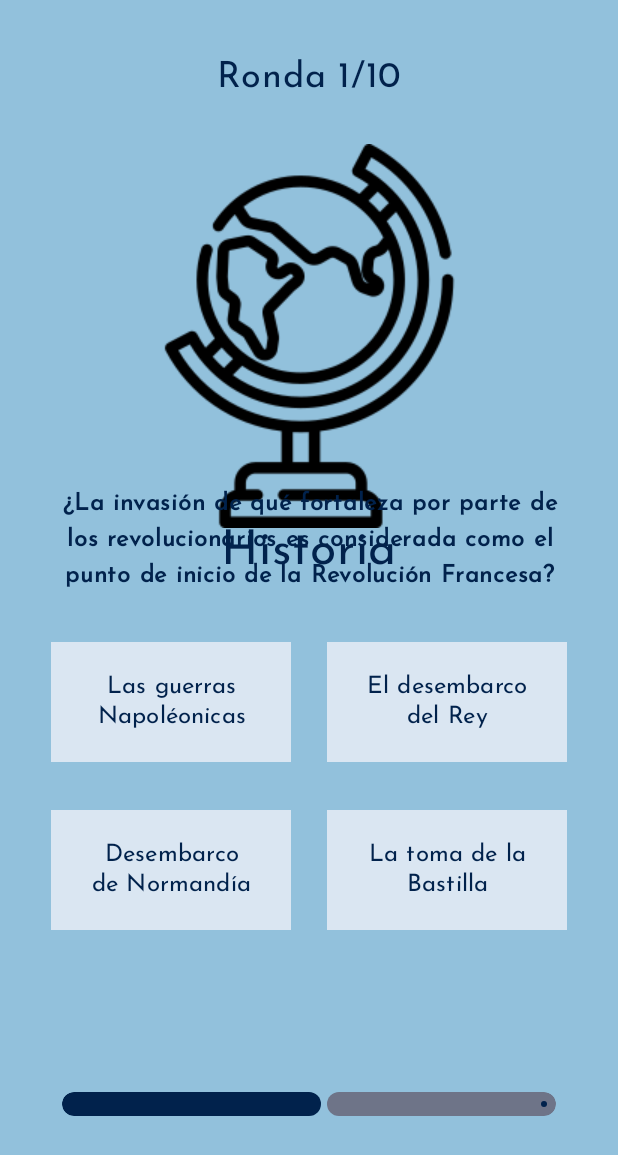
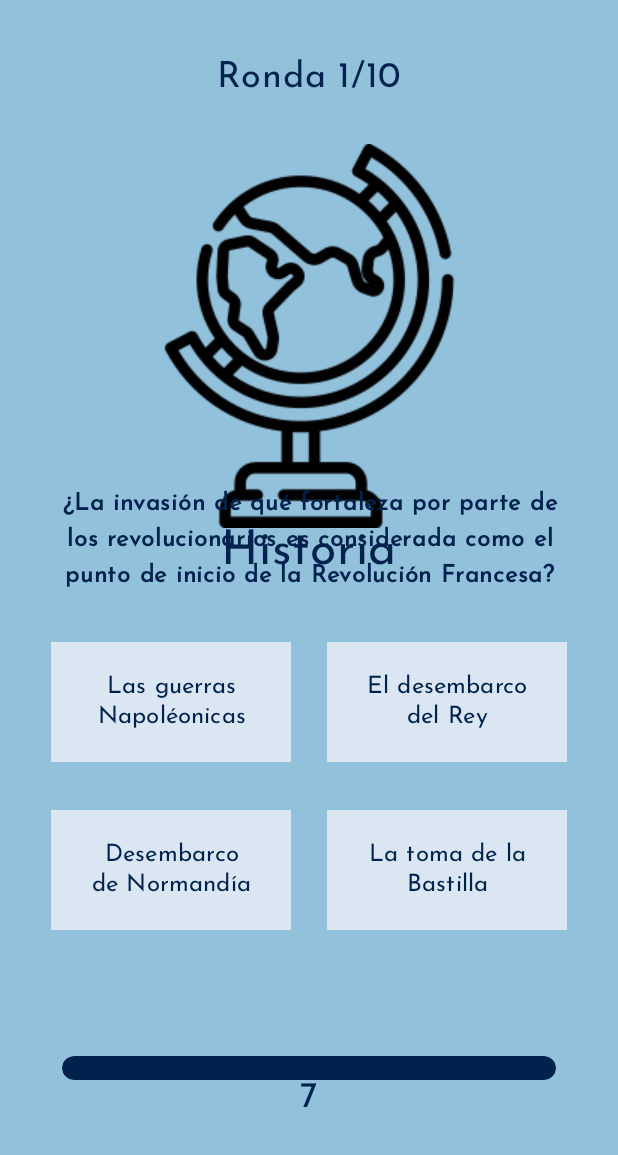
Before and after one commit to NicolasFlores7e7/TrivialNico, an Android app built with Jetpack Compose: the game screen opened through its navigation route, on a phone screen of 412 x 824 dp. Shown: the top 1155 px of the screen. Run offline under Robolectric (Android 15) with nearby library versions, the phone set to English and light mode, and no system bars.

Commit message:
wip casa

```diff
--- a/app/src/main/java/com/example/trivianico/view/Game.kt
+++ b/app/src/main/java/com/example/trivianico/view/Game.kt
@@ -203,8 +203,14 @@ fun Game(navController: NavController, myViewModel: MyViewModel, settings: Setti
                 .clip(
                     RoundedCornerShape(16.dp)
                 ),
-            progress = 0.5f,
+            progress = myViewModel.time.toFloat(),
             color = Color(0xFF01224C),
         )
+        Text(text = "${myViewModel.time}",
+            fontFamily = fonts,
+            fontSize = 24.sp,
+            color = Color(0xFF01224C)
+            )
     }
+    myViewModel.timer()
 }
--- a/app/src/main/java/com/example/trivianico/view/SettingsScren.kt
+++ b/app/src/main/java/com/example/trivianico/view/SettingsScren.kt
@@ -85,7 +85,7 @@ fun Settings(navController: NavController, myViewModel: MyViewModel, setting: Se
             Spacer(modifier = Modifier.width(32.dp))
             MyRadioButtons(fonts, setting)
         }
-        MySlider(fonts, setting,myViewModel)
+        MySlider(fonts, setting)
         Spacer(modifier = Modifier.height(32.dp))
         Row(verticalAlignment = Alignment.CenterVertically)
         {
@@ -232,7 +232,7 @@ fun MyRadioButtons(fonts: FontFamily, setting: Setting) {
 
 @OptIn(ExperimentalMaterial3Api::class)
 @Composable
-fun MySlider(fonts: FontFamily, setting: Setting, myViewModel: MyViewModel) {
+fun MySlider(fonts: FontFamily, setting: Setting) {
     var sliderPosition by remember { mutableFloatStateOf(0.5f) }
     Column(horizontalAlignment = Alignment.CenterHorizontally) {
         Slider(
@@ -242,7 +242,6 @@ fun MySlider(fonts: FontFamily, setting: Setting, myViewModel: MyViewModel) {
             onValueChange = {
                 sliderPosition = it
                 setting.changeTime((sliderPosition * 15).toInt())
-                myViewModel.changeTime((sliderPosition * 15).toInt())
             },
             colors = SliderDefaults.colors(
                 thumbColor = Color(0xFFDAE6F2),
@@ -256,6 +255,7 @@ fun MySlider(fonts: FontFamily, setting: Setting, myViewModel: MyViewModel) {
             fontSize = 24.sp,
             color = Color(0xFF01224C)
         )
+
     }
 }
 
--- a/app/src/main/java/com/example/trivianico/viewModel/gameViewModel.kt
+++ b/app/src/main/java/com/example/trivianico/viewModel/gameViewModel.kt
@@ -1,23 +1,39 @@
 package com.example.trivianico.viewModel
 
-import androidx.compose.runtime.getValue
-import androidx.compose.runtime.mutableStateOf
-import androidx.compose.runtime.setValue
+
 import androidx.compose.ui.text.font.Font
 import androidx.compose.ui.text.font.FontFamily
 import androidx.lifecycle.ViewModel
 import com.example.trivianico.R
-import java.sql.Time
+import java.util.Timer
+import java.util.TimerTask
 
-class MyViewModel: ViewModel() {
+class MyViewModel : ViewModel() {
     val fonts = FontFamily(
         Font(R.font.josefinsans_regular)
     )
-    var chosenTime = 7
-
-    fun changeTime(time: Int){
-        chosenTime = time
-    }
+    var time = Setting().chosenTime
 
 
+    fun timer() {
+        val timer = Timer()
+        val delay = 1000L
+        val period = 1000L
+        var remainingTime = Setting().chosenTime
+
+        val task = object : TimerTask() {
+            override fun run() {
+                if (remainingTime >= 0) {
+                    println(remainingTime)
+                    Setting().changeTime(remainingTime)
+                    remainingTime--
+                    time=remainingTime
+                    println("Esta es la variable $time")
+                } else {
+                    timer.cancel()
+                }
+            }
+        }
+        timer.scheduleAtFixedRate(task, delay, period)
+    }
 }
```
